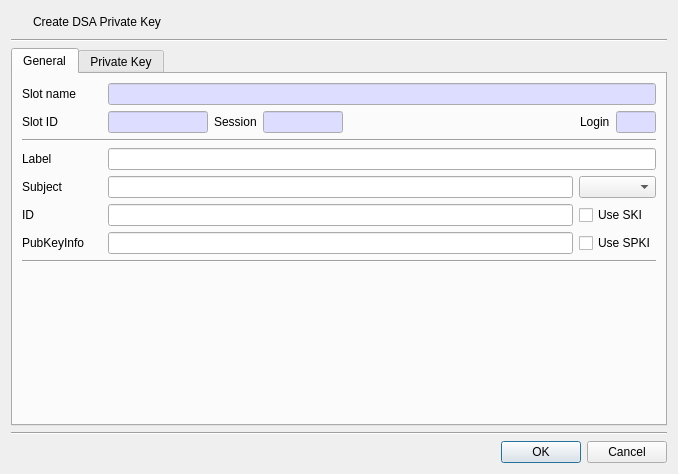
Before: the Qt Designer form CryptokiMan/create_dsa_pri_key_dlg.ui in jykim74/CryptokiMan, drawn with Qt 5.
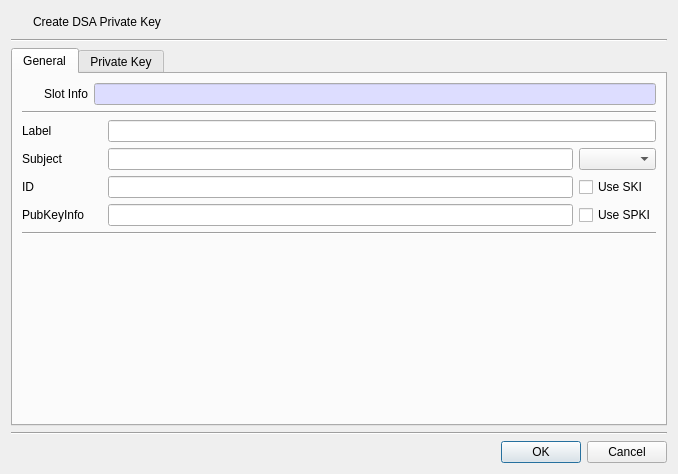
After: the same form once the commit is applied. The open tabs and pages were chosen to show the change. Icons and pictures are not drawn.

Patch:
```diff
--- a/CryptokiMan/create_dsa_pri_key_dlg.ui
+++ b/CryptokiMan/create_dsa_pri_key_dlg.ui
@@ -73,21 +73,21 @@
          <property name="topMargin">
           <number>0</number>
          </property>
-         <item row="0" column="0">
+         <item row="0" column="1">
           <widget class="QLabel" name="label">
            <property name="minimumSize">
             <size>
-             <width>80</width>
+             <width>0</width>
              <height>0</height>
             </size>
            </property>
            <property name="text">
-            <string>Slot name</string>
+            <string>Slot Info</string>
            </property>
           </widget>
          </item>
-         <item row="0" column="1">
-          <widget class="QLineEdit" name="mSlotNameText">
+         <item row="0" column="2">
+          <widget class="QLineEdit" name="mSlotInfoText">
            <property name="palette">
             <palette>
              <active>
@@ -120,202 +120,31 @@
            </property>
           </widget>
          </item>
-        </layout>
-       </item>
-       <item>
-        <layout class="QGridLayout" name="gridLayout_3">
-         <property name="topMargin">
-          <number>0</number>
-         </property>
-         <item row="0" column="3">
-          <widget class="QLineEdit" name="mSessionText">
-           <property name="maximumSize">
-            <size>
-             <width>80</width>
-             <height>16777215</height>
-            </size>
-           </property>
-           <property name="palette">
-            <palette>
-             <active>
-              <colorrole role="Base">
-               <brush brushstyle="SolidPattern">
-                <color alpha="255">
-                 <red>221</red>
-                 <green>221</green>
-                 <blue>255</blue>
-                </color>
-               </brush>
-              </colorrole>
-             </active>
-             <inactive>
-              <colorrole role="Base">
-               <brush brushstyle="SolidPattern">
-                <color alpha="255">
-                 <red>221</red>
-                 <green>221</green>
-                 <blue>255</blue>
-                </color>
-               </brush>
-              </colorrole>
-             </inactive>
-             <disabled>
-              <colorrole role="Base">
-               <brush brushstyle="SolidPattern">
-                <color alpha="255">
-                 <red>240</red>
-                 <green>240</green>
-                 <blue>240</blue>
-                </color>
-               </brush>
-              </colorrole>
-             </disabled>
-            </palette>
-           </property>
-           <property name="readOnly">
-            <bool>true</bool>
-           </property>
-          </widget>
-         </item>
-         <item row="0" column="1">
-          <widget class="QLineEdit" name="mSlotIDText">
-           <property name="maximumSize">
-            <size>
-             <width>100</width>
-             <height>16777215</height>
-            </size>
-           </property>
-           <property name="palette">
-            <palette>
-             <active>
-              <colorrole role="Base">
-               <brush brushstyle="SolidPattern">
-                <color alpha="255">
-                 <red>221</red>
-                 <green>221</green>
-                 <blue>255</blue>
-                </color>
-               </brush>
-              </colorrole>
-             </active>
-             <inactive>
-              <colorrole role="Base">
-               <brush brushstyle="SolidPattern">
-                <color alpha="255">
-                 <red>221</red>
-                 <green>221</green>
-                 <blue>255</blue>
-                </color>
-               </brush>
-              </colorrole>
-             </inactive>
-             <disabled>
-              <colorrole role="Base">
-               <brush brushstyle="SolidPattern">
-                <color alpha="255">
-                 <red>240</red>
-                 <green>240</green>
-                 <blue>240</blue>
-                </color>
-               </brush>
-              </colorrole>
-             </disabled>
-            </palette>
-           </property>
-           <property name="readOnly">
-            <bool>true</bool>
-           </property>
-          </widget>
-         </item>
-         <item row="0" column="5">
-          <widget class="QLabel" name="label_8">
-           <property name="text">
-            <string>Login</string>
-           </property>
-          </widget>
-         </item>
-         <item row="0" column="6">
-          <widget class="QLineEdit" name="mLoginText">
-           <property name="maximumSize">
-            <size>
-             <width>40</width>
-             <height>16777215</height>
-            </size>
-           </property>
-           <property name="palette">
-            <palette>
-             <active>
-              <colorrole role="Base">
-               <brush brushstyle="SolidPattern">
-                <color alpha="255">
-                 <red>221</red>
-                 <green>221</green>
-                 <blue>255</blue>
-                </color>
-               </brush>
-              </colorrole>
-             </active>
-             <inactive>
-              <colorrole role="Base">
-               <brush brushstyle="SolidPattern">
-                <color alpha="255">
-                 <red>221</red>
-                 <green>221</green>
-                 <blue>255</blue>
-                </color>
-               </brush>
-              </colorrole>
-             </inactive>
-             <disabled>
-              <colorrole role="Base">
-               <brush brushstyle="SolidPattern">
-                <color alpha="255">
-                 <red>240</red>
-                 <green>240</green>
-                 <blue>240</blue>
-                </color>
-               </brush>
-              </colorrole>
-             </disabled>
-            </palette>
-           </property>
-           <property name="readOnly">
-            <bool>true</bool>
-           </property>
-          </widget>
-         </item>
-         <item row="0" column="2">
-          <widget class="QLabel" name="label_7">
-           <property name="text">
-            <string>Session</string>
-           </property>
-          </widget>
-         </item>
          <item row="0" column="0">
-          <widget class="QLabel" name="label_3">
+          <widget class="QPushButton" name="mSlotBtn">
            <property name="minimumSize">
             <size>
-             <width>80</width>
+             <width>16</width>
              <height>0</height>
             </size>
            </property>
-           <property name="text">
-            <string>Slot ID</string>
-           </property>
-          </widget>
-         </item>
-         <item row="0" column="4">
-          <spacer name="horizontalSpacer">
-           <property name="orientation">
-            <enum>Qt::Horizontal</enum>
-           </property>
-           <property name="sizeHint" stdset="0">
+           <property name="maximumSize">
             <size>
-             <width>40</width>
-             <height>20</height>
+             <width>16</width>
+             <height>16777215</height>
             </size>
            </property>
-          </spacer>
+           <property name="text">
+            <string/>
+           </property>
+           <property name="icon">
+            <iconset resource="cryptokiman.qrc">
+             <normaloff>:/images/slot.png</normaloff>:/images/slot.png</iconset>
+           </property>
+           <property name="flat">
+            <bool>true</bool>
+           </property>
+          </widget>
          </item>
         </layout>
        </item>
```
Left out of the diff: 7 changed lines with no effect on the pictures.
